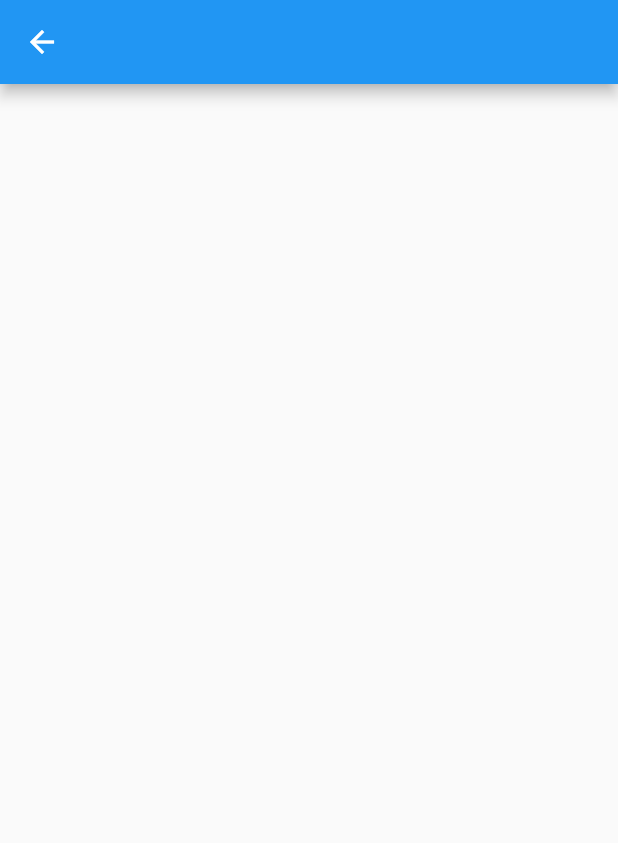
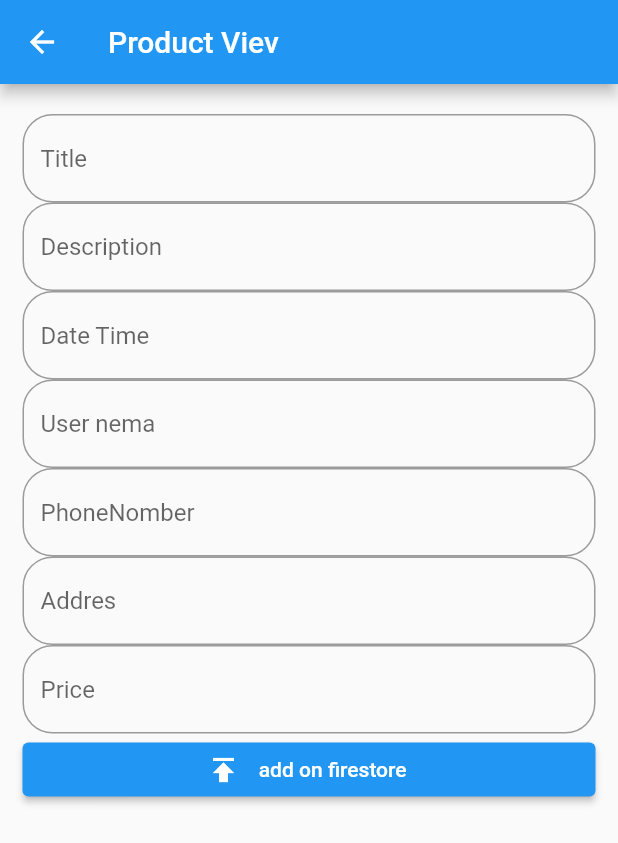
Before and after one commit to Arsen20000/jarnama_app, a Flutter app: the ViewProdact screen opened directly, on a phone screen of 412 x 824 dp. Shown: the top 843 px of the screen. Run offline on Flutter 3.47's test engine with Material 2 defaults, Android fonts, the phone set to English and light mode, and no system bars; our stand-ins replace firebase_core; accounts and stored records are empty.

Commit message:
aded model ad date

```diff
--- a/lib/add_prodact/view_prodact/view_prodact.dart
+++ b/lib/add_prodact/view_prodact/view_prodact.dart
@@ -1,17 +1,86 @@
+import 'package:flutter/cupertino.dart';
 import 'package:flutter/material.dart';
 
-class ViewProdact extends StatefulWidget {
-  const ViewProdact({super.key});
+import '../../components/custom_text_field.dart';
 
-  @override
-  State<ViewProdact> createState() => _ViewProdactState();
-}
+class ViewProdact extends StatelessWidget {
+  ViewProdact({super.key});
 
-class _ViewProdactState extends State<ViewProdact> {
+  final _title = TextEditingController();
+  final _description = TextEditingController();
+  final _dateTime = TextEditingController();
+  final _userName = TextEditingController();
+  final _phoneNumber = TextEditingController();
+  final _addres = TextEditingController();
+  final _price = TextEditingController();
+
   @override
   Widget build(BuildContext context) {
     return Scaffold(
-      appBar: AppBar(),
+      appBar: AppBar(
+        title: const Text('Product Viev'),
+      ),
+      body: ListView(
+        padding: const EdgeInsets.fromLTRB(15, 20, 15, 20),
+        children: [
+          CustomTextField(
+            hintText: 'Title',
+            controller: _title,
+          ),
+          CustomTextField(
+            hintText: 'Description',
+            controller: _description,
+          ),
+          CustomTextField(
+            hintText: 'Date Time',
+            controller: _dateTime,
+            onTap: () {
+              showCupertinoModalPopup(
+                  context: context,
+                  builder: (BuildContext builder) {
+                    return Container(
+                        height: MediaQuery.of(context).copyWith().size.height *
+                            0.25,
+                        color: Colors.white,
+                        child:CupertinoDatePicker(
+                        mode: CupertinoDatePickerMode.date,
+                        onDateTimeChanged:(value) {
+                          _dateTime.text = value.toString();
+                        },
+                        initialDateTime:DateTime.now(),
+                        minimumYear:2000,
+                        maximumYear:2023,
+                     )
+                     );
+                  });
+            },
+          ),
+          CustomTextField(
+            hintText: 'User nema',
+            controller: _userName,
+            onTap: () {},
+          ),
+          CustomTextField(
+            hintText: 'PhoneNomber',
+            controller: _phoneNumber,
+            onTap: () {},
+          ),
+          CustomTextField(
+            hintText: 'Addres',
+            controller: _addres,
+            onTap: () {},
+          ),
+          CustomTextField(
+            hintText: 'Price',
+            controller: _price,
+            onTap: () {},
+          ),
+          ElevatedButton.icon(
+              onPressed: () {},
+              icon: const Icon(Icons.publish),
+              label: const Text(' add on firestore'))
+        ],
+      ),
     );
   }
 }
--- /dev/null
+++ b/lib/components/custom_text_field.dart
@@ -0,0 +1,30 @@
+
+import 'package:flutter/material.dart';
+
+class CustomTextField extends StatelessWidget {
+  const CustomTextField({
+    this.hintText,
+    this.controller,
+    this.maxLines,
+    this.onTap,
+    Key? key,
+  }) : super(key: key);
+
+  final String? hintText;
+  final TextEditingController? controller;
+  final int? maxLines;
+  final onTap;
+
+  @override
+  Widget build(BuildContext context) {
+    return TextFormField(
+      onTap: onTap,
+      controller: controller,
+      maxLines: maxLines,
+      decoration: InputDecoration(
+        hintText: hintText,
+        border: OutlineInputBorder(borderRadius: BorderRadius.circular(20)),
+      ),
+    );
+  }
+}
--- /dev/null
+++ b/lib/models/prodact_model.dart
@@ -0,0 +1,74 @@
+import 'dart:convert';
+
+class Product {
+ const Product({
+    this.images,
+    required this.title,
+    required this.description,
+    required this.dateTime,
+    required this.phoneNumber,
+    this.userName,
+    this.address,
+    this.price,}
+  );
+
+  final List<String>? images;
+  final String title;
+  final String description;
+  final String dateTime;
+  final String phoneNumber;
+  final String? userName;
+  final String? address;
+  final String? price;
+
+
+
+  Map<String, dynamic> toMap() {
+    return  <String, dynamic>{
+       'images': images,
+       'title': title,
+       'description': description,
+       'dateTime': dateTime,
+       'phoneNumber': phoneNumber,
+       'userName': userName,
+       'address': address,
+       'price': price,
+
+    };
+    // if(images != null){
+    //   result.addAll({'images': images});
+    // }
+    // result.addAll({'title': title});
+    // result.addAll({'description': description});
+    // result.addAll({'dateTime': dateTime});
+    // result.addAll({'phoneNumber': phoneNumber});
+    // if(userName != null){
+    //   result.addAll({'userName': userName});
+    // }
+    // if(address != null){
+    //   result.addAll({'address': address});
+    // }
+    // if(price != null){
+    //   result.addAll({'price': price});
+    // }
+
+    // return result;
+  }
+
+  factory Product.fromMap(Map<String, dynamic> json) {
+    return Product(
+      images: List<String>.from(json['images']),
+      title: json['title'] ?? '',
+      description: json['description'] ?? '',
+      dateTime: json['dateTime'] ?? '',
+      phoneNumber: json['phoneNumber'] ?? '',
+      userName: json['userName'],
+      address: json['address'],
+      price: json['price'],
+    );
+  }
+
+  String toJson() => json.encode(toMap());
+
+  factory Product.fromJson(String source) => Product.fromMap(json.decode(source));
+}
--- a/pubspec.yaml
+++ b/pubspec.yaml
@@ -14,6 +14,7 @@ dependencies:
 
   cupertino_icons: ^1.0.2
   firebase_core: ^2.4.1
+  cloud_firestore: ^4.3.1
 
 dev_dependencies:
   flutter_test:
```
Also changed, not shown: lib/view/view_page.dart (+17 -2 lines), lib/main.dart (line endings or trailing spaces), pubspec.lock, 4 other files.
